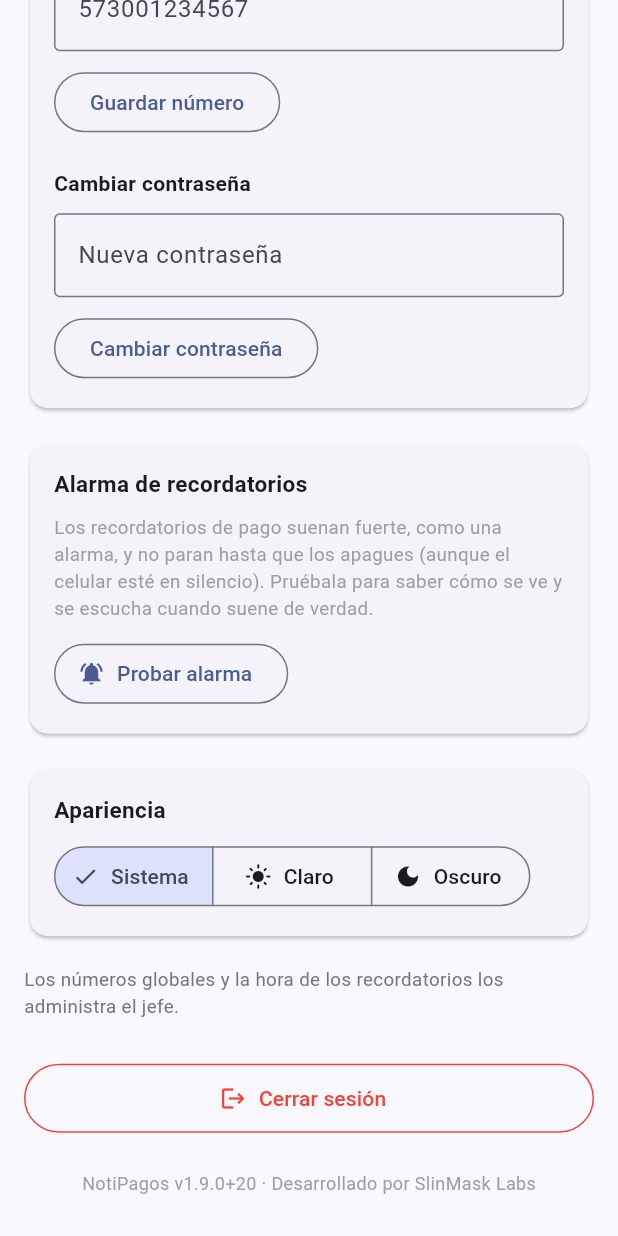
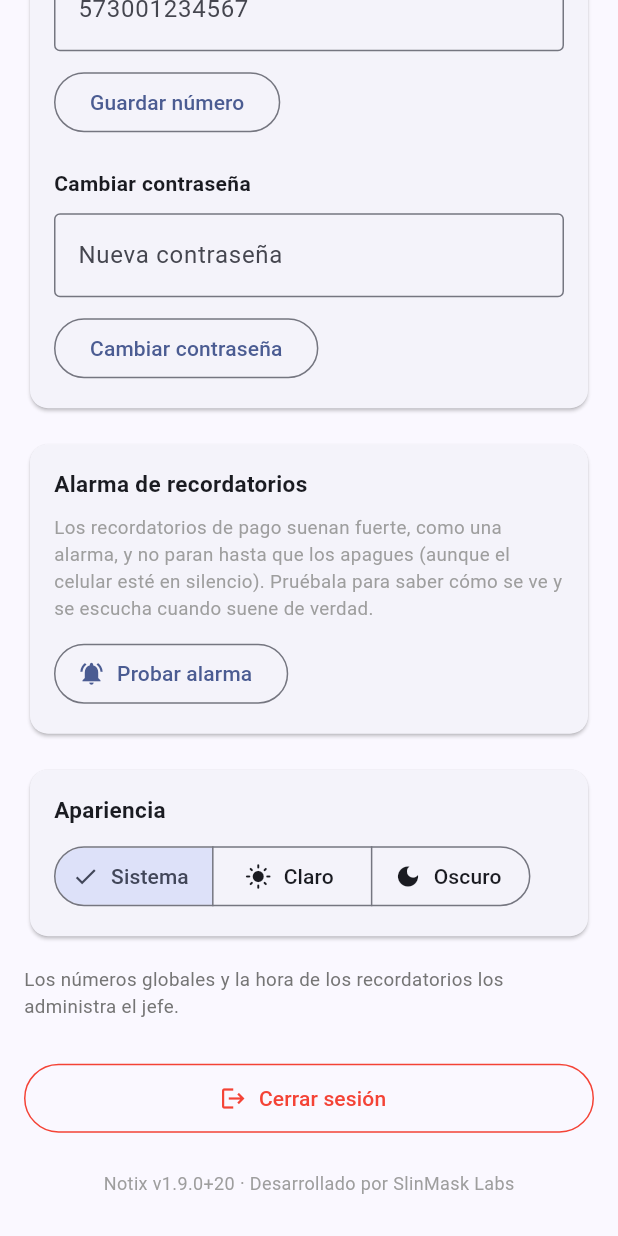
Before and after one commit to Slineiro011/NotiPagos, a Flutter app: the ConfiguracionScreen screen opened directly with empty values, scrolled down 576 dp, on a phone screen of 412 x 824 dp. Run offline on Flutter 3.47's test engine with Material 3 defaults, Android fonts, the phone set to English and light mode, and no system bars; our stand-ins replace firebase_core, firebase_messaging, flutter_secure_storage, shared_preferences; accounts and stored records are empty; network calls fail.

Commit message:
Cambiar el nombre y logo de la app a Notix
- Nombre visible "Notix" en Android e iOS (los identificadores internos
  se mantienen para no romper actualizaciones ni Firebase).
- Logo nuevo como icono; version reducida para el icono adaptable de
  Android, para que la mascara circular no lo recorte.
- Integracion de CocoaPods en iOS (la necesita flutter_secure_storage).
- CLAUDE.md: estado de la cuenta de Apple, pasos pendientes y marca.

Co-Authored-By: Claude Opus 5.5 <noreply@anthropic.com>

```diff
--- a/app_movil/lib/main.dart
+++ b/app_movil/lib/main.dart
@@ -30,7 +30,7 @@ class NotiPagosApp extends StatelessWidget {
       valueListenable: TemaService.modo,
       builder: (context, modo, _) {
         return MaterialApp(
-          title: 'NotiPagos',
+          title: 'Notix',
           navigatorKey: navegadorGlobal,
           debugShowCheckedModeBanner: false,
           themeMode: modo,
--- a/app_movil/lib/screens/configuracion_screen.dart
+++ b/app_movil/lib/screens/configuracion_screen.dart
@@ -414,7 +414,7 @@ class _ConfiguracionScreenState extends State<ConfiguracionScreen> {
           const SizedBox(height: 24),
           Center(
             child: Text(
-              'NotiPagos v1.9.0+20 · Desarrollado por SlinMask Labs',
+              'Notix v1.9.0+20 · Desarrollado por SlinMask Labs',
               style: TextStyle(color: Colors.grey.shade500, fontSize: 12),
             ),
           ),
--- a/app_movil/pubspec.yaml
+++ b/app_movil/pubspec.yaml
@@ -59,7 +59,9 @@ flutter_launcher_icons:
   remove_alpha_ios: true
   image_path: "assets/icon/icon.png"
   adaptive_icon_background: "#FFFFFF"
-  adaptive_icon_foreground: "assets/icon/icon.png"
+  # Version reducida y centrada: Android recorta el icono adaptable en circulo
+  # u otra forma y el logo completo perderia el cuerno y las letras.
+  adaptive_icon_foreground: "assets/icon/icon_foreground.png"
 
 # For information on the generic Dart part of this file, see the
 # following page: https://dart.dev/tools/pub/pubspec
```
Also changed, not shown: app_movil/assets/icon/icon.png, app_movil/assets/icon/icon_foreground.png (added), 43 other files.
